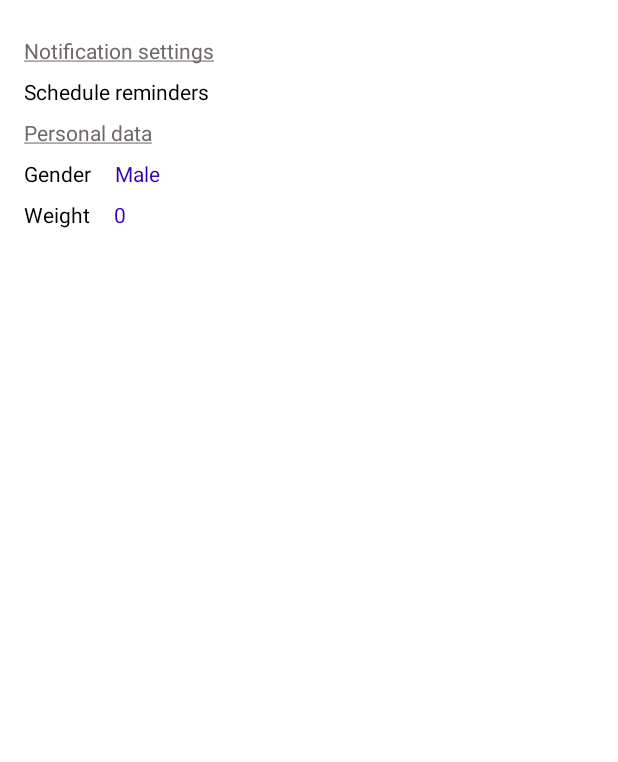
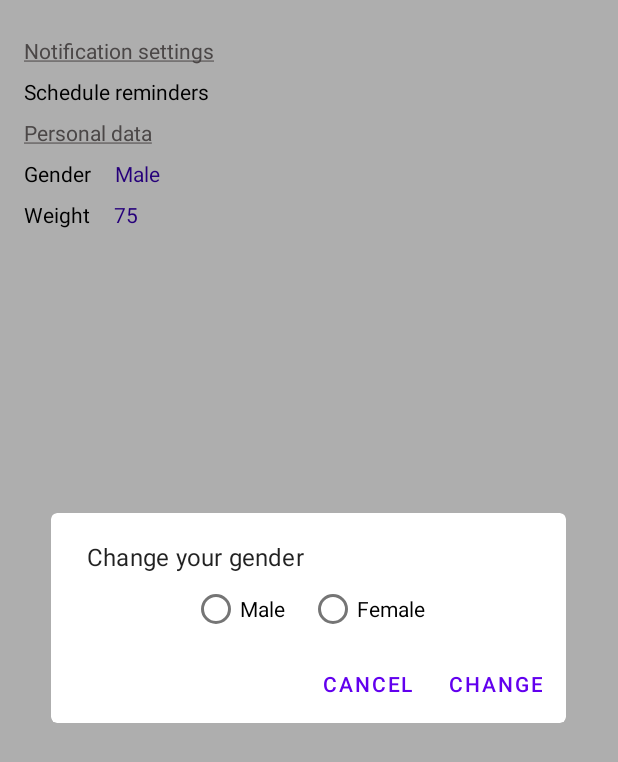
Before and after one commit to MarAndr/water-balance-app, an Android app: the SettingsFragment screen opened through its navigation route, after a tap on "Male", on a phone screen of 412 x 824 dp. Shown: the top 762 px of the screen. Run offline under Robolectric (Android 15) with nearby library versions, the light colour scheme and no system bars; our stand-ins replace Room's generated code, Timber, navigation-ui.

Commit message:
fix bugs in settings fragment

```diff
--- a/app/src/main/java/com/example/mywaterapp/FragmentStartOptions.kt
+++ b/app/src/main/java/com/example/mywaterapp/FragmentStartOptions.kt
@@ -21,7 +21,9 @@
         }
 
         binding.btnStartOptionFragment.setOnClickListener {
-            viewModel.saveWaterBalanceNormInSharedPreferences(getRadioButtonValue(), weightChoiced.toInt())
+
+            viewModel.saveWaterBalanceNormInSharedPreferences(getRadioButtonValue(), if (::weightChoiced.isInitialized) weightChoiced.toInt() else 75)
+
             findNavController().navigate(R.id.action_fragmentStartOptions_to_mainFragment)
         }
     }
--- a/app/src/main/java/com/example/mywaterapp/SetVolumeDialog.kt
+++ b/app/src/main/java/com/example/mywaterapp/SetVolumeDialog.kt
@@ -6,6 +6,7 @@
 import androidx.appcompat.app.AlertDialog
 import androidx.fragment.app.DialogFragment
 import com.example.mywaterapp.data.DrinkingWater
+import com.example.mywaterapp.utils.getCurrentDay
 import com.example.mywaterapp.utils.getCurrentTime
 import kotlinx.android.synthetic.main.dialog_setvolume.view.*
 import timber.log.Timber
@@ -23,8 +24,10 @@
                 .setPositiveButton("ok"){_,_ ->
                     val volume = view.et_dialog_setVolume.text.toString().toLongOrNull()?:0
                     val time = getCurrentTime()
+                    val day = getCurrentDay()
                     Timber.d("time: $time")
-                    viewModel.addWater(listOf(DrinkingWater(id = 0, time = time, volume = volume)))
+                    Timber.d("day: $day")
+                    viewModel.addWater(listOf(DrinkingWater(id = 0, time = time, volume = volume, day = day)))
                 }
                 .create()
     }
--- a/app/src/main/java/com/example/mywaterapp/SettingsFragment.kt
+++ b/app/src/main/java/com/example/mywaterapp/SettingsFragment.kt
@@ -5,6 +5,7 @@
 import android.os.Build
 import android.os.Bundle
 import androidx.annotation.RequiresApi
+import androidx.fragment.app.viewModels
 import androidx.navigation.fragment.findNavController
 import com.example.mywaterapp.alarmManager.service.AlarmService
 import com.example.mywaterapp.databinding.FragmentSettingsBinding
@@ -15,6 +16,7 @@
 
 class SettingsFragment: ViewBindingFragment<FragmentSettingsBinding>(FragmentSettingsBinding::inflate) {
 
+    private val viewModel by viewModels<WaterBalanceViewModel>()
 
     override fun onActivityCreated(savedInstanceState: Bundle?) {
         super.onActivityCreated(savedInstanceState)
@@ -26,11 +28,11 @@
             SavingSPHelper.spUserSettings.getInt(SavingSPHelper.USER_WEIGHT, 0).toString()
 
         binding.tvSettingsFragmentWeightCurrentValue.setOnClickListener {
-            ChangeWeightDialog().show(childFragmentManager, "changeWeightDialog")
+            ChangeWeightDialog(viewModel).show(childFragmentManager, "changeWeightDialog")
         }
 
         binding.tvSettingsFragmentGenderCurrentValue.setOnClickListener {
-            ChangeGengerDialog().show(childFragmentManager, "changeGengerDialog")
+            ChangeGengerDialog(viewModel).show(childFragmentManager, "changeGengerDialog")
         }
     }
 
--- a/app/src/main/java/com/example/mywaterapp/data/DrinkingWater.kt
+++ b/app/src/main/java/com/example/mywaterapp/data/DrinkingWater.kt
@@ -11,6 +11,8 @@
         val id: Long,
         @ColumnInfo(name = WaterContract.Columns.TIME)
         val time: String,
+        @ColumnInfo(name = WaterContract.Columns.DAY)
+        val day: String,
         @ColumnInfo(name = WaterContract.Columns.VOLUME)
         val volume: Long
 )
--- a/app/src/main/java/com/example/mywaterapp/data/WaterContract.kt
+++ b/app/src/main/java/com/example/mywaterapp/data/WaterContract.kt
@@ -8,5 +8,6 @@
         const val ID = "id"
         const val TIME = "time"
         const val VOLUME = "volume"
+        const val DAY = "day"
     }
 }
--- /dev/null
+++ b/app/src/main/java/com/example/mywaterapp/dialogs/ChangeGengerDialog.kt
@@ -0,0 +1,41 @@
+package com.example.mywaterapp.dialogs
+
+import android.app.Dialog
+import android.os.Bundle
+import android.view.LayoutInflater
+import android.view.View
+import androidx.fragment.app.DialogFragment
+import com.example.mywaterapp.R
+import com.example.mywaterapp.WaterBalanceViewModel
+import com.example.mywaterapp.utils.SavingSPHelper
+import com.google.android.material.dialog.MaterialAlertDialogBuilder
+import kotlinx.android.synthetic.main.dialog_change_gender.view.*
+import timber.log.Timber
+
+class ChangeGengerDialog(private val viewModel: WaterBalanceViewModel): DialogFragment() {
+
+    lateinit var mView: View
+
+    override fun onCreateDialog(savedInstanceState: Bundle?): Dialog {
+        Timber.d("onCreateDialog")
+        mView = LayoutInflater.from(requireContext()).inflate(R.layout.dialog_change_gender, null)
+        return MaterialAlertDialogBuilder(requireContext())
+            .setView(mView)
+            .setTitle("Change your gender")
+            .setPositiveButton("change"){_,_ ->
+                Timber.d("positiveButtonClick")
+                val currentWeight = SavingSPHelper.spUserSettings.getInt(SavingSPHelper.USER_WEIGHT, 0)
+                viewModel.saveWaterBalanceNormInSharedPreferences(getRadioButtonValue(), currentWeight)
+            }
+            .setNegativeButton("cancel"){_,_ ->}
+            .create()
+    }
+
+    private fun getRadioButtonValue(): String{
+        return when (mView.radioGroup_dialogChangeGender.checkedRadioButtonId){
+            R.id.radioButton_dialogChangeGender_male -> "Male"
+            R.id.radioButton_dialogChangeGender_female -> "Female"
+            else -> "zopa"
+        }
+    }
+}
--- /dev/null
+++ b/app/src/main/res/layout/dialog_change_gender.xml
@@ -0,0 +1,35 @@
+<?xml version="1.0" encoding="utf-8"?>
+<androidx.constraintlayout.widget.ConstraintLayout xmlns:android="http://schemas.android.com/apk/res/android"
+    xmlns:app="http://schemas.android.com/apk/res-auto"
+    android:layout_width="match_parent"
+    android:layout_height="match_parent">
+
+    <RadioGroup
+        android:id="@+id/radioGroup_dialogChangeGender"
+        android:layout_width="match_parent"
+        android:layout_height="wrap_content"
+        android:orientation="horizontal"
+        android:gravity="center_horizontal"
+        app:layout_constraintBottom_toBottomOf="parent"
+        app:layout_constraintEnd_toEndOf="parent"
+        app:layout_constraintStart_toStartOf="parent"
+        app:layout_constraintTop_toTopOf="parent">
+
+        <com.google.android.material.radiobutton.MaterialRadioButton
+            android:id="@+id/radioButton_dialogChangeGender_male"
+            android:text="@string/maleTitle"
+            android:layout_marginEnd="16dp"
+            android:layout_width="wrap_content"
+            android:layout_height="wrap_content"
+            android:layout_marginRight="16dp" />
+
+        <com.google.android.material.radiobutton.MaterialRadioButton
+            android:id="@+id/radioButton_dialogChangeGender_female"
+            android:text="@string/femaleTitle"
+            android:layout_width="wrap_content"
+            android:layout_height="wrap_content"/>
+
+
+    </RadioGroup>
+
+</androidx.constraintlayout.widget.ConstraintLayout>
--- a/app/src/main/res/values/strings.xml
+++ b/app/src/main/res/values/strings.xml
@@ -12,5 +12,8 @@
     <string name="personalDataWeightTitle">Weight</string>
     <string name="confirm_button">confirm</string>
     <string name="notification_message">Time to drink some water</string>
+    <string name="maleTitle">Male</string>
+    <string name="femaleTitle">Female</string>
+    <string name="your_gender_header">Your gender:</string>
 
 </resources>
```
Also changed, not shown: app/src/main/java/com/example/mywaterapp/dialogs/ChangeWeightDialog.kt (added, +45 -0 lines), app/src/main/res/layout/dialog_change_weight.xml (added, +27 -0 lines), app/src/main/res/layout/fragment_option.xml (+5 -3 lines), 1 other file.
